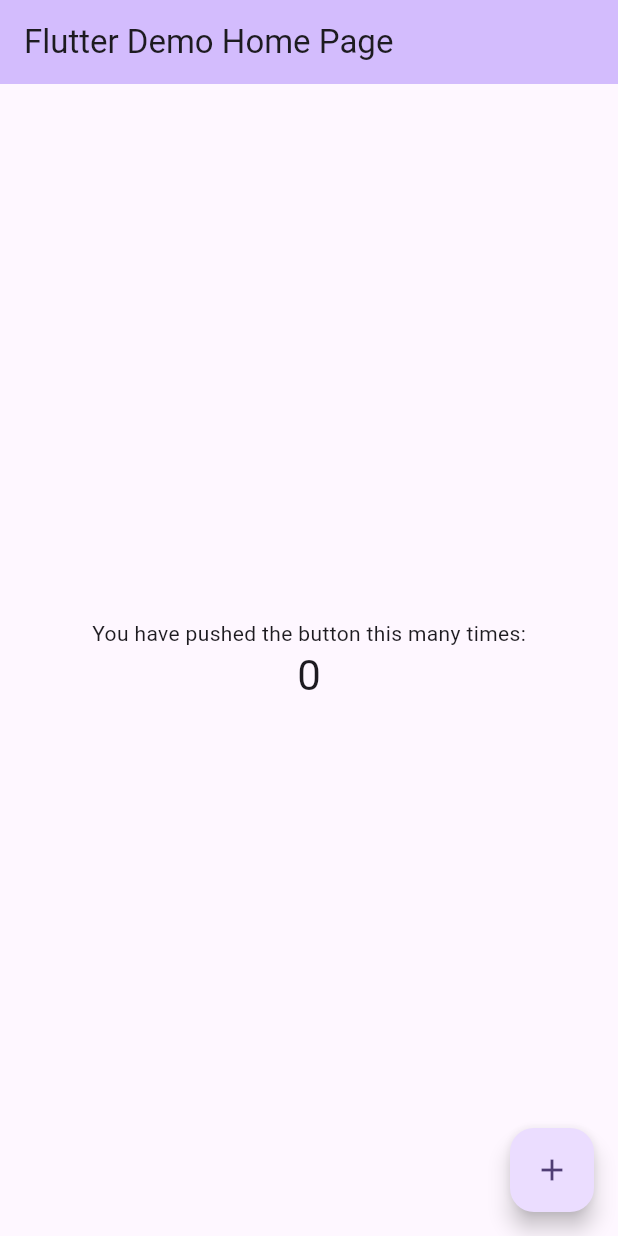
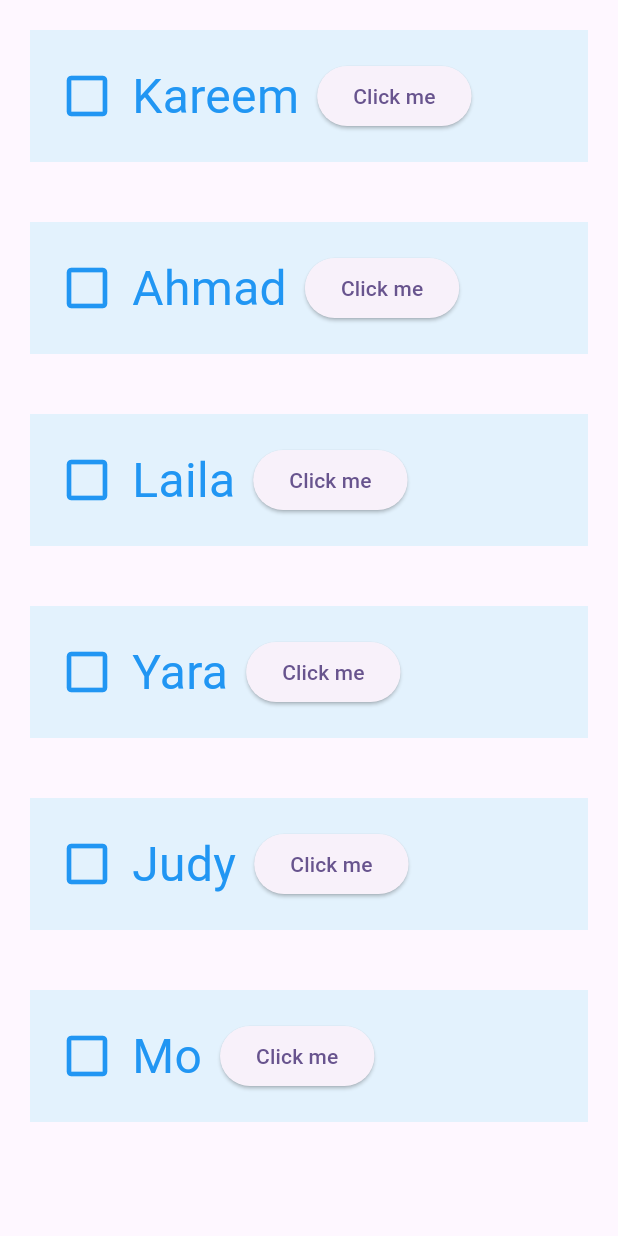
Before and after one commit to KareemAbbasi/fullstack-workshop-meeting-1-demo, a Flutter app: the screen it shows after launch, on a phone screen of 412 x 824 dp. Run offline on Flutter 3.47's test engine with Material 3 defaults, Android fonts, the phone set to English and light mode, and no system bars.

Commit message:
lecture 1 demo

```diff
--- a/lib/main.dart
+++ b/lib/main.dart
@@ -55,71 +55,66 @@ class MyHomePage extends StatefulWidget {
 }
 
 class _MyHomePageState extends State<MyHomePage> {
-  int _counter = 0;
+  var isHereMap = {
+    "Kareem": false,
+    "Ahmad": false,
+    "Laila": false,
+    "Yara": false,
+    "Judy": false,
+    "Mo": false,
+  };
 
-  void _incrementCounter() {
+  void updateIsHere(String name) {
     setState(() {
-      // This call to setState tells the Flutter framework that something has
-      // changed in this State, which causes it to rerun the build method below
-      // so that the display can reflect the updated values. If we changed
-      // _counter without calling setState(), then the build method would not be
-      // called again, and so nothing would appear to happen.
-      _counter++;
+      isHereMap[name] = !isHereMap[name]!;
     });
   }
 
   @override
   Widget build(BuildContext context) {
-    // This method is rerun every time setState is called, for instance as done
-    // by the _incrementCounter method above.
-    //
-    // The Flutter framework has been optimized to make rerunning build methods
-    // fast, so that you can just rebuild anything that needs updating rather
-    // than having to individually change instances of widgets.
     return Scaffold(
-      appBar: AppBar(
-        // TRY THIS: Try changing the color here to a specific color (to
-        // Colors.amber, perhaps?) and trigger a hot reload to see the AppBar
-        // change color while the other colors stay the same.
-        backgroundColor: Theme.of(context).colorScheme.inversePrimary,
-        // Here we take the value from the MyHomePage object that was created by
-        // the App.build method, and use it to set our appbar title.
-        title: Text(widget.title),
+        body: Column(
+      children: isHereMap.keys.map((element) => getRow(element)).toList(),
+    ));
+  }
+
+  Widget getRow(String name) {
+    return Container(
+      decoration: BoxDecoration(
+        color: Colors.blue[50],
       ),
-      body: Center(
-        // Center is a layout widget. It takes a single child and positions it
-        // in the middle of the parent.
-        child: Column(
-          // Column is also a layout widget. It takes a list of children and
-          // arranges them vertically. By default, it sizes itself to fit its
-          // children horizontally, and tries to be as tall as its parent.
-          //
-          // Column has various properties to control how it sizes itself and
-          // how it positions its children. Here we use mainAxisAlignment to
-          // center the children vertically; the main axis here is the vertical
-          // axis because Columns are vertical (the cross axis would be
-          // horizontal).
-          //
-          // TRY THIS: Invoke "debug painting" (choose the "Toggle Debug Paint"
-          // action in the IDE, or press "p" in the console), to see the
-          // wireframe for each widget.
-          mainAxisAlignment: MainAxisAlignment.center,
-          children: <Widget>[
-            const Text(
-              'You have pushed the button this many times:',
+      width: 500,
+      margin: EdgeInsets.all(20),
+      padding: EdgeInsets.all(20),
+      child: Row(
+        mainAxisAlignment: MainAxisAlignment.start,
+        children: [
+          Icon(
+            isHereMap[name]! ? Icons.check_box : Icons.check_box_outline_blank,
+            color: Colors.blue,
+            size: 36.0,
+          ),
+          SizedBox(
+            width: 12,
+          ),
+          Text(
+            "$name",
+            style: TextStyle(
+              fontSize: 32,
+              color: Colors.blue,
             ),
-            Text(
-              '$_counter',
-              style: Theme.of(context).textTheme.headlineMedium,
-            ),
-          ],
-        ),
+          ),
+          SizedBox(
+            width: 12,
+          ),
+          ElevatedButton(
+            onPressed: () {
+              updateIsHere(name);
+            },
+            child: Text("Click me"),
+          )
+        ],
       ),
-      floatingActionButton: FloatingActionButton(
-        onPressed: _incrementCounter,
-        tooltip: 'Increment',
-        child: const Icon(Icons.add),
-      ), // This trailing comma makes auto-formatting nicer for build methods.
     );
   }
 }
```
